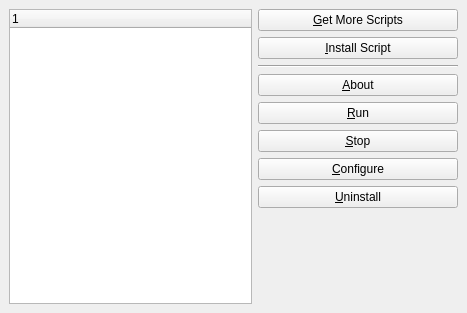
First picture: the form in src/scriptmanagerbase.ui, repository KDE/amarok, before the edit.
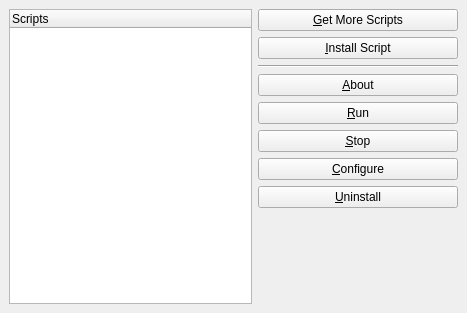
Second picture: the form after the edit.

```diff
--- a/src/scriptmanagerbase.ui
+++ b/src/scriptmanagerbase.ui
@@ -20,7 +20,22 @@
     <number>6</number>
    </property>
    <item>
-    <widget class="QTreeWidget" name="treeWidget" />
+    <widget class="QTreeWidget" name="treeWidget" >
+     <property name="contextMenuPolicy" >
+      <enum>Qt::CustomContextMenu</enum>
+     </property>
+     <property name="alternatingRowColors" >
+      <bool>true</bool>
+     </property>
+     <property name="columnCount" >
+      <number>1</number>
+     </property>
+     <column>
+      <property name="text" >
+       <string>Scripts</string>
+      </property>
+     </column>
+    </widget>
    </item>
    <item>
     <layout class="QVBoxLayout" >
```
